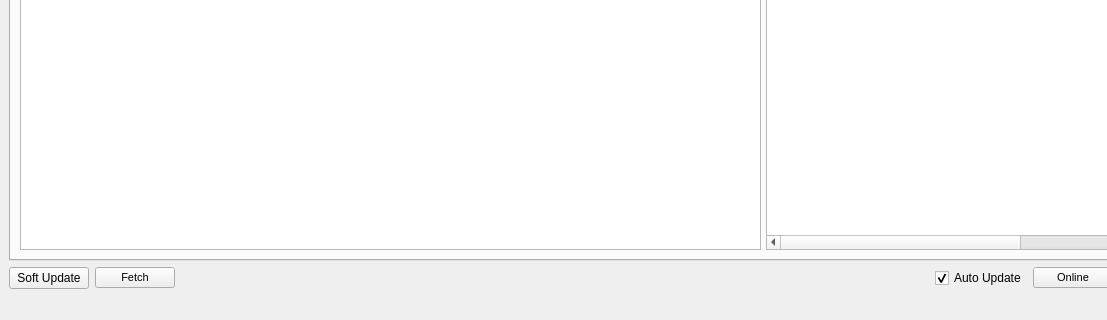
First picture: the form in ui/UI_FarmView.ui, repository david2777/DPS_Hydra, before the edit; both pictures show x 0 to 1107 and y 409 to 729 of the 1294 by 729 pixel window.
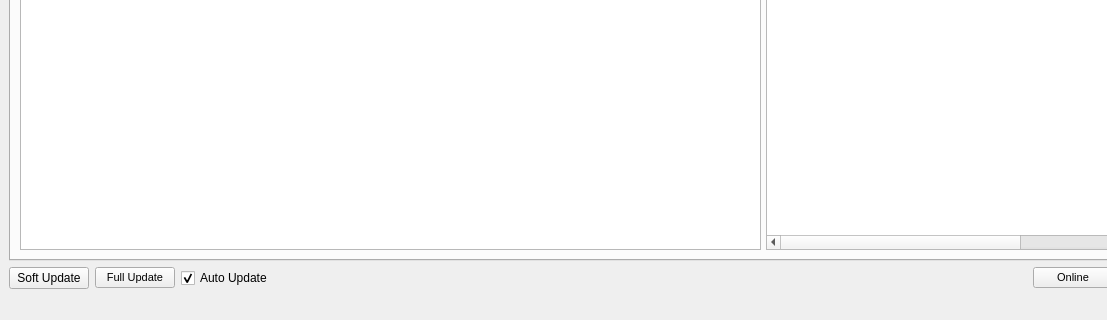
Second picture: the form after the edit.

Commit message: Updates to FarmView UI, Context Menus

What changed in the file:
```diff
--- a/ui/UI_FarmView.ui
+++ b/ui/UI_FarmView.ui
@@ -35,7 +35,20 @@
          </font>
         </property>
         <property name="text">
-         <string>Fetch</string>
+         <string>Full Update</string>
+        </property>
+       </widget>
+      </item>
+      <item>
+       <widget class="QCheckBox" name="autoUpdateCheckbox">
+        <property name="text">
+         <string>Auto Update</string>
+        </property>
+        <property name="checkable">
+         <bool>true</bool>
+        </property>
+        <property name="checked">
+         <bool>true</bool>
         </property>
        </widget>
       </item>
@@ -52,19 +65,6 @@
         </property>
        </spacer>
       </item>
-      <item>
-       <widget class="QCheckBox" name="autoUpdateCheckbox">
-        <property name="text">
-         <string>Auto Update</string>
-        </property>
-        <property name="checkable">
-         <bool>true</bool>
-        </property>
-        <property name="checked">
-         <bool>true</bool>
-        </property>
-       </widget>
-      </item>
       <item>
        <widget class="QPushButton" name="onlineThisNodeButton">
         <property name="font">
```
The commit also changes 2 other files.
